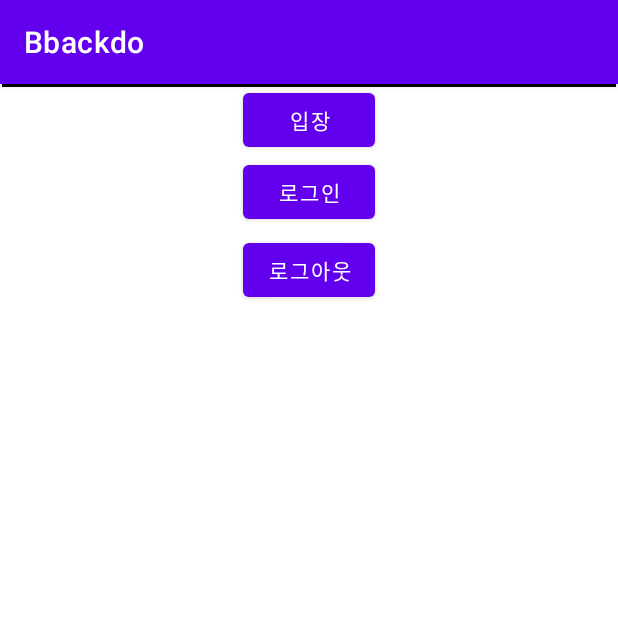
After one commit to bbackdo/bbackdo, an Android app: the LoginActivity screen opened directly, with no data from a screen before it, on a phone screen of 412 x 824 dp, the top half of it. The commit adds this screen. Run offline under Robolectric (Android 15) with nearby library versions, the phone set to English and light mode, and no system bars; our stand-ins replace Firebase (no records; nobody signed in at launch, a user with empty details on screens opened directly); libraries missing offline, so code that uses them is left out: com.firebase.ui, splitties.activities.start, splitties.alertdialog.appcompat, splitties.alertdialog.material.

Commit message:
로그인까지 파일 대거 생성, 그래들 수정

```diff
--- a/app/src/main/AndroidManifest.xml
+++ b/app/src/main/AndroidManifest.xml
@@ -2,6 +2,7 @@
 <manifest xmlns:android="http://schemas.android.com/apk/res/android"
     package="com.example.bbackdo">
 
+    <uses-permission android:name="android.permission.INTERNET" />
     <application
         android:allowBackup="true"
         android:icon="@mipmap/ic_launcher"
@@ -9,8 +10,9 @@
         android:roundIcon="@mipmap/ic_launcher_round"
         android:supportsRtl="true"
         android:theme="@style/Theme.Bbackdo">
-        <activity android:name=".TeamNumActivity"></activity>
-        <activity android:name=".AniActivity"></activity>
+        <activity android:name=".LoginActivity"></activity>
+        <activity android:name=".TeamNumActivity" />
+        <activity android:name=".AniActivity" />
         <activity android:name=".MainActivity">
             <intent-filter>
                 <action android:name="android.intent.action.MAIN" />
--- /dev/null
+++ b/app/src/main/java/com/example/bbackdo/LoginActivity.kt
@@ -0,0 +1,146 @@
+package com.example.bbackdo
+
+import androidx.appcompat.app.AppCompatActivity
+import android.os.Bundle
+import android.widget.EditText
+import com.example.bbackdo.databinding.ActivityLoginBinding
+import com.example.bbackdo.dto.User
+import com.example.bbackdo.lib.Authentication
+import com.example.bbackdo.lib.Database
+import com.firebase.ui.auth.AuthUI
+import com.firebase.ui.auth.FirebaseAuthUIActivityResultContract
+import com.firebase.ui.auth.data.model.FirebaseAuthUIAuthenticationResult
+import com.google.firebase.database.DataSnapshot
+import com.google.firebase.database.DatabaseError
+import com.google.firebase.database.ValueEventListener
+import com.google.firebase.database.ktx.getValue
+import splitties.activities.start
+import splitties.alertdialog.appcompat.*
+import splitties.alertdialog.material.materialAlertDialog
+
+class LoginActivity : AppCompatActivity() {
+    private val bind by lazy {
+        ActivityLoginBinding.inflate(layoutInflater)
+    }
+
+    // 로그인 방식 (구글, 페이스북 등)
+    private val providers = arrayListOf(
+        AuthUI.IdpConfig.GoogleBuilder().build()
+    )
+
+    // 로그인 결과 콜백 등록
+    private val signInLauncher = registerForActivityResult(
+        FirebaseAuthUIActivityResultContract()
+    ) { res ->
+        this.onSignInResult(res)
+    }
+
+    // 로그인 인텐트
+    private val signInIntent = AuthUI.getInstance()
+        .createSignInIntentBuilder()
+        .setAvailableProviders(providers)
+        .build()
+
+    // 로그인 결과 콜백 함수
+    private fun onSignInResult(result: FirebaseAuthUIAuthenticationResult) {
+
+
+        val response = result.idpResponse
+        if (result.resultCode == RESULT_OK) {
+
+            val userReference = Database.getReference("users/${Authentication.uid}")
+            userReference.addListenerForSingleValueEvent(object : ValueEventListener {
+                override fun onDataChange(snapshot: DataSnapshot) {
+                    var user = snapshot.getValue<User>()
+                    // 신규 로그인
+                    if (user == null) {
+                        val editText = EditText(this@LoginActivity)
+                        // TODO 더 이쁘게
+                        materialAlertDialog {
+                            titleResource = R.string.title_dialog_nickname
+                            // TODO 닉네임 조건 검사 추가
+                            message = "닉네임 조건"
+                            okButton {
+                                val nickname = editText.text.toString()
+                                user = User(nickname)
+                                userReference.setValue(user)
+                                successLogin(user!!)
+                            }
+                            cancelButton()
+
+                        }.onShow {
+
+                        }.run {
+                            setView(editText)
+                            show()
+                        }
+                    } else {
+                        successLogin(user!!)
+                    }
+
+                }
+
+                override fun onCancelled(error: DatabaseError) {
+                    TODO("Not yet implemented")
+                }
+
+            })
+
+        } else {
+            login()
+
+        }
+    }
+
+    private fun successLogin(user: User) {
+        Authentication.user = user
+        materialAlertDialog {
+            title = user.nickname
+            message = "로그인 성공"
+            okButton {
+                bind.testAButton.isEnabled = true
+            }
+        }.show()
+    }
+
+    private fun login() {
+        signInLauncher.launch(signInIntent)
+    }
+
+    private fun logout() {
+        AuthUI.getInstance()
+            .signOut(this)
+            .addOnCompleteListener {
+                // 로그아웃 이후 작업
+            }
+    }
+
+
+    override fun onCreate(savedInstanceState: Bundle?) {
+        super.onCreate(savedInstanceState)
+        setContentView(bind.root)
+
+        with(bind) {
+            if (Authentication.isLoggedIn()) {
+                testAButton.isEnabled = true
+            }
+            testAButton.setOnClickListener {
+                if (!Authentication.isLoggedIn()) {
+                    testAButton.isEnabled = false
+                } else {
+                    start<AniActivity>()
+                }
+            }
+            testBButton.setOnClickListener {
+                login()
+            }
+            testCButton.setOnClickListener {
+                testAButton.isEnabled = false
+                logout()
+            }
+
+        }
+
+
+    }
+}
--- /dev/null
+++ b/app/src/main/java/com/example/bbackdo/dto/Room.kt
@@ -0,0 +1,6 @@
+package com.example.bbackdo.dto
+
+data class Room (var pw: String = "",
+                 var numOfTeams: Int = 0,
+                 var teams: Map<String, Any>? = null
+)
--- /dev/null
+++ b/app/src/main/java/com/example/bbackdo/dto/Team.kt
@@ -0,0 +1,6 @@
+package com.example.bbackdo.dto
+
+data class Team(var Room: String = "",
+                var result: Boolean = false,
+                var members: Map<String, Any>? = null
+                )
--- /dev/null
+++ b/app/src/main/java/com/example/bbackdo/lib/Authentication.kt
@@ -0,0 +1,15 @@
+package com.example.bbackdo.lib
+
+import com.example.bbackdo.dto.User
+import com.google.firebase.auth.FirebaseAuth
+
+object Authentication {
+
+    val uid
+        get() = FirebaseAuth.getInstance().currentUser?.uid
+    var user: User? = null
+    fun isLoggedIn() = when (FirebaseAuth.getInstance().currentUser) {
+        null -> false
+        else -> true
+    }
+}
--- /dev/null
+++ b/app/src/main/res/layout/activity_login.xml
@@ -0,0 +1,46 @@
+<?xml version="1.0" encoding="utf-8"?>
+<androidx.constraintlayout.widget.ConstraintLayout xmlns:android="http://schemas.android.com/apk/res/android"
+    xmlns:app="http://schemas.android.com/apk/res-auto"
+    xmlns:tools="http://schemas.android.com/tools"
+    android:layout_width="match_parent"
+    android:layout_height="match_parent"
+    tools:context=".LoginActivity">
+
+    <Button
+        android:id="@+id/testAButton"
+        android:layout_width="wrap_content"
+        android:layout_height="wrap_content"
+        android:enabled="true"
+        android:text="입장"
+        app:layout_constraintEnd_toEndOf="parent"
+        app:layout_constraintStart_toStartOf="parent"
+        app:layout_constraintTop_toTopOf="parent" />
+
+    <Button
+        android:id="@+id/testBButton"
+        android:layout_width="wrap_content"
+        android:layout_height="wrap_content"
+        android:text="로그인"
+        app:layout_constraintEnd_toEndOf="parent"
+        app:layout_constraintStart_toStartOf="parent"
+        app:layout_constraintTop_toBottomOf="@+id/testAButton" />
+
+    <Button
+        android:id="@+id/testCButton"
+        android:layout_width="wrap_content"
+        android:layout_height="wrap_content"
+        android:layout_marginTop="4dp"
+        android:text="로그아웃"
+        app:layout_constraintEnd_toEndOf="parent"
+        app:layout_constraintStart_toStartOf="parent"
+        app:layout_constraintTop_toBottomOf="@+id/testBButton" />
+
+    <View
+        android:id="@+id/divider"
+        android:layout_width="409dp"
+        android:layout_height="2dp"
+        android:background="@color/black"
+        app:layout_constraintEnd_toEndOf="parent"
+        app:layout_constraintStart_toStartOf="parent"
+        tools:layout_editor_absoluteY="190dp" />
+</androidx.constraintlayout.widget.ConstraintLayout>
--- /dev/null
+++ b/app/src/main/res/menu/menu_mypage.xml
@@ -0,0 +1,4 @@
+<?xml version="1.0" encoding="utf-8"?>
+<menu xmlns:android="http://schemas.android.com/apk/res/android">
+
+</menu>
--- a/build.gradle
+++ b/build.gradle
@@ -6,11 +6,13 @@ buildscript {
     }
     repositories {
         google()
+        mavenCentral()
         jcenter()
     }
     dependencies {
         classpath 'com.android.tools.build:gradle:4.1.3'
         classpath "org.jetbrains.kotlin:kotlin-gradle-plugin:$kotlin_version"
+        classpath 'com.google.gms:google-services:4.3.8'
 
         // NOTE: Do not place your application dependencies here; they belong
         // in the individual module build.gradle files
@@ -20,6 +22,7 @@ buildscript {
 allprojects {
     repositories {
         google()
+        mavenCentral()
         jcenter()
     }
 }
```
Also changed, not shown: app/build.gradle (+10 -0 lines), app/src/main/java/com/example/bbackdo/MainActivity.kt (+16 -1 lines), app/src/main/java/com/example/bbackdo/dto/User.kt (added, +9 -0 lines), app/src/main/java/com/example/bbackdo/lib/Database.kt (added, +11 -0 lines), app/src/main/res/layout/activity_main.xml (+12 -10 lines), app/src/main/res/layout/navi_mypage.xml (added, +45 -0 lines), app/src/main/res/values/strings.xml (+14 -0 lines), app/src/main/res/drawable/logo.png (added).
